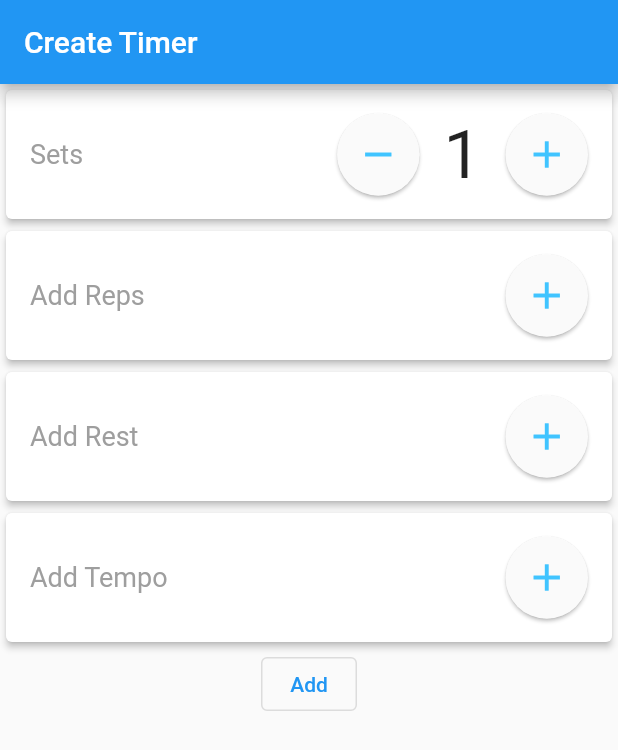
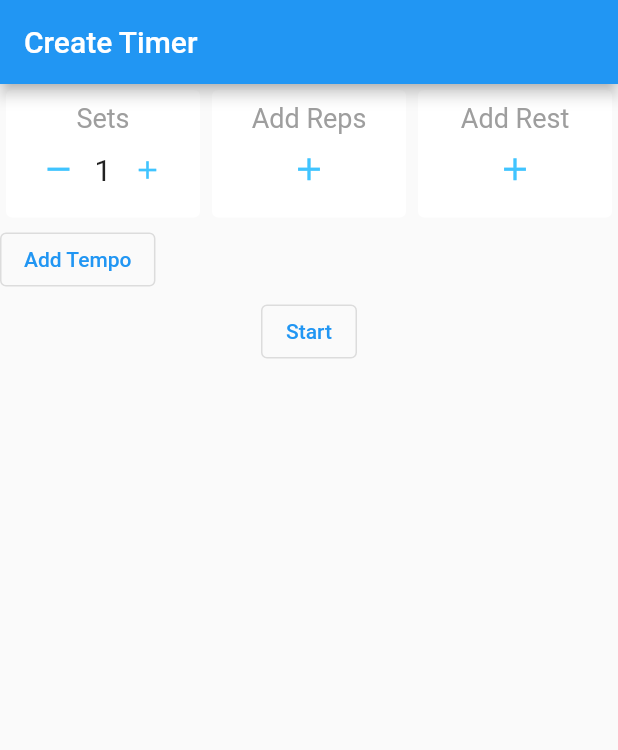
Before and after one commit to djock/intervals, a Flutter app: the screen it shows after launch, after a tap on the "add" icon, on a phone screen of 412 x 824 dp. Shown: the top 750 px of the screen. Run offline on Flutter 3.47's test engine with Material 2 defaults, Android fonts, the light colour scheme and no system bars; our stand-ins replace assets_audio_player, flutter_riverpod.

Commit message:
Small change to UI layout

```diff
--- a/lib/screens/timer_settings_screen.dart
+++ b/lib/screens/timer_settings_screen.dart
@@ -7,7 +7,11 @@ import 'package:focus/utilities/providers.dart';
 import 'package:focus/widgets/add_button.dart';
 import 'package:focus/widgets/create_tempo_widget.dart';
 import 'package:focus/widgets/tempo_item.dart';
+import 'package:focus/widgets/tempo_list_item.dart';
 import 'package:focus/widgets/wide_button.dart';
+
+import '../widgets/timer_config_button.dart';
+import '../widgets/timer_config_empty_button.dart';
 
 class TimerSettingsScreen extends StatefulWidget {
   static const String id = 'TimerSettingsScreen';
@@ -37,20 +41,32 @@ class TimerSettingsScreenState extends State<TimerSettingsScreen> {
                       child: Column(
                     mainAxisAlignment: MainAxisAlignment.start,
                     children: [
+                      Row(
+                        children: [
                           _buildSetWidget(ref),
                           _buildRepsWidget(ref),
                           _buildRestWidget(ref),
+                        ],
+                      ),
                       _buildTempos(ref),
-                      WideButton(
-                          value: 0,
-                          onChanged: (newValue) {
+                      Row(
+                        mainAxisAlignment: MainAxisAlignment.start,
+                        children: [
+                          AddButton(
+                            callback: () {
                               _openBottomSheet(ref);
                             },
-                          title: AppLocalizations.addTempo),
-                      AddButton(callback: () {
+                            text: AppLocalizations.addTempo,
+                          )
+                        ],
+                      ),
+                      AddButton(
+                        callback: () {
                           activeTimerSettings = timerSettings;
                           Navigator.of(context).pushNamed(TimerScreen.id);
-                      })
+                        },
+                        text: AppLocalizations.start,
+                      )
                     ],
                   )),
                 )));
@@ -62,7 +78,7 @@ class TimerSettingsScreenState extends State<TimerSettingsScreen> {
     final timerSettings = ref.watch(timerSettingsNotifier);
 
     if (timerSettings.sets != 0) {
-      return TempoItem(
+      return TimerConfigButton(
         value: timerSettings.sets,
         onChanged: (newValue) {
           ref.read(timerSettingsNotifier).updateSets(newValue);
@@ -70,7 +86,7 @@ class TimerSettingsScreenState extends State<TimerSettingsScreen> {
         title: AppLocalizations.sets,
       );
     } else {
-      return WideButton(
+      return TimerConfigEmptyButton(
         value: timerSettings.sets,
         onChanged: (newValue) {
           ref.read(timerSettingsNotifier).updateSets(newValue);
@@ -85,7 +101,7 @@ class TimerSettingsScreenState extends State<TimerSettingsScreen> {
     final timerSettings = ref.watch(timerSettingsNotifier);
 
     if (timerSettings.reps != 0) {
-      return TempoItem(
+      return TimerConfigButton(
         value: timerSettings.reps,
         onChanged: (newValue) {
           ref.read(timerSettingsNotifier).updateReps(newValue);
@@ -93,7 +109,7 @@ class TimerSettingsScreenState extends State<TimerSettingsScreen> {
         title: AppLocalizations.reps,
       );
     } else {
-      return WideButton(
+      return TimerConfigEmptyButton(
         value: timerSettings.reps,
         onChanged: (newValue) {
           ref.read(timerSettingsNotifier).updateReps(newValue);
@@ -107,7 +123,7 @@ class TimerSettingsScreenState extends State<TimerSettingsScreen> {
     final timerSettings = ref.watch(timerSettingsNotifier);
 
     if (timerSettings.rest != 0) {
-      return TempoItem(
+      return TimerConfigButton(
         value: timerSettings.rest,
         onChanged: (newValue) {
           ref.read(timerSettingsNotifier).updateRest(newValue);
@@ -115,7 +131,7 @@ class TimerSettingsScreenState extends State<TimerSettingsScreen> {
         title: AppLocalizations.rest,
       );
     } else {
-      return WideButton(
+      return TimerConfigEmptyButton(
         value: timerSettings.rest,
         onChanged: (newValue) {
           ref.read(timerSettingsNotifier).updateRest(newValue);
@@ -129,7 +145,7 @@ class TimerSettingsScreenState extends State<TimerSettingsScreen> {
     final timerSettings = ref.watch(timerSettingsNotifier);
     List<Widget> _tempos = [];
 
-    for(var item in timerSettings.temposList) {
+    for (var item in timerSettings.temposList) {
       _tempos.add(new TempoItem(
         title: item.key,
         value: item.value,
--- a/lib/utilities/constants.dart
+++ b/lib/utilities/constants.dart
@@ -18,6 +18,9 @@ TextStyle titleTextStyle = TextStyle(
 
 Color buttonColor = Color(0xFFFAFAFA);
 Color roundButtonIconColor = Colors.lightBlueAccent;
-double roundButtonIconSize = 30.0;
+double roundButtonIconSize = 25.0;
+
+double numberFontSize = 25;
+double buttonIconSize = 25;
 
 TimerSettings activeTimerSettings = new TimerSettings();
--- a/lib/widgets/add_button.dart
+++ b/lib/widgets/add_button.dart
@@ -2,8 +2,9 @@ import 'package:flutter/material.dart';
 
 class AddButton extends StatefulWidget {
   final VoidCallback callback;
+  final String text;
 
-  const AddButton({Key? key, required this.callback})
+  const AddButton({Key? key, required this.callback, required this.text})
       : super(key: key);
 
   @override
@@ -15,7 +16,7 @@ class AddButtonState extends State<AddButton> {
   Widget build(BuildContext context) {
     return OutlinedButton(
       onPressed: widget.callback,
-      child: const Text('Add'),
+      child: Text(widget.text),
     );
   }
 }
--- a/lib/widgets/create_tempo_widget.dart
+++ b/lib/widgets/create_tempo_widget.dart
@@ -41,7 +41,9 @@ class CreateTempoWidgetState extends State<CreateTempoWidget> {
               title: AppLocalizations.durationInSeconds),
           Padding(
             padding: const EdgeInsets.all(3),
-            child: AddButton(callback: () {
+            child: AddButton(
+              text: AppLocalizations.addTempo,
+                callback: () {
               widget.callback(_textFieldController.text, _duration);
             }),
           )
--- a/lib/widgets/round_button.dart
+++ b/lib/widgets/round_button.dart
@@ -1,20 +1,21 @@
 import 'package:flutter/material.dart';
 
 class RoundButton extends StatelessWidget {
-  RoundButton({required this.child, required this.onPressed, required this.color, this.height = 55.0});
+  RoundButton({required this.child, required this.onPressed, required this.color, this.height = 55.0, this.width = 55.0});
 
   final Widget child;
   final Color color;
   final VoidCallback onPressed;
   final double height;
+  final double width;
 
   @override
   Widget build(BuildContext context) {
     return ButtonTheme(
       padding: EdgeInsets.all(0),
-      minWidth: 55,
+      minWidth: width,
       child: MaterialButton(
-        elevation: 1,
+        elevation: 0,
         color: color,
         onPressed: onPressed,
         child: child,
--- /dev/null
+++ b/lib/widgets/timer_config_button.dart
@@ -0,0 +1,75 @@
+import 'package:flutter/material.dart';
+import 'package:focus/utilities/constants.dart';
+import 'package:focus/widgets/round_button.dart';
+
+class TimerConfigButton extends StatelessWidget {
+  const TimerConfigButton({
+    required this.value,
+    required this.onChanged,
+    required this.title,
+  });
+
+  final int value;
+  final ChangeCallback onChanged;
+  final String title;
+
+  @override
+  Widget build(BuildContext context) {
+    return Expanded(
+      child: Card(
+        elevation: 0,
+        child: Padding(
+          padding: const EdgeInsets.symmetric(horizontal: 3.0, vertical: 8.0),
+          child: Column(
+            mainAxisAlignment: MainAxisAlignment.spaceBetween,
+            children: <Widget>[
+              Text(
+                title,
+                style: cardTitleTextStyle,
+              ),
+              Row(
+                mainAxisAlignment: MainAxisAlignment.center,
+                children: [
+                  RoundButton(
+                    height: roundButtonIconSize,
+                    width: roundButtonIconSize,
+                    color: Colors.white,
+                    child: Icon(
+                      Icons.remove,
+                      color: roundButtonIconColor,
+                      size: buttonIconSize,
+                    ),
+                    onPressed: () {
+                      if (value > 1) {
+                        onChanged(value - 1);
+                      }
+                    },
+                  ),
+                  Text(
+                    value.toString(),
+                    style: TextStyle(
+                      fontSize: 20,
+                    ),
+                  ),
+                  RoundButton(
+                    height: 15,
+                    width: 15,
+                    color: Colors.white,
+                    child: Icon(
+                      Icons.add,
+                      color: roundButtonIconColor,
+                      size: 20,
+                    ),
+                    onPressed: () {
+                      onChanged(value + 1);
+                    },
+                  ),
+                ],
+              ),
+            ],
+          ),
+        ),
+      ),
+    );
+  }
+}
--- /dev/null
+++ b/lib/widgets/timer_config_empty_button.dart
@@ -0,0 +1,54 @@
+import 'package:flutter/material.dart';
+import 'package:focus/utilities/constants.dart';
+import 'package:focus/widgets/round_button.dart';
+
+class TimerConfigEmptyButton extends StatelessWidget {
+  const TimerConfigEmptyButton({
+    required this.value,
+    required this.onChanged,
+    required this.title,
+  });
+
+  final int value;
+  final ChangeCallback onChanged;
+  final String title;
+
+  @override
+  Widget build(BuildContext context) {
+    return Expanded(
+      child: Card(
+        elevation: 0,
+        child: Padding(
+          padding: const EdgeInsets.symmetric(horizontal: 3.0, vertical: 8.0),
+          child: Column(
+            mainAxisAlignment: MainAxisAlignment.spaceBetween,
+            children: <Widget>[
+              Text(
+                title,
+                style: cardTitleTextStyle,
+              ),
+              Row(
+                mainAxisAlignment: MainAxisAlignment.center,
+                children: [
+                  RoundButton(
+                    height: roundButtonIconSize,
+                    width: roundButtonIconSize,
+                    color: Colors.white,
+                    child: Icon(
+                      Icons.add,
+                      color: roundButtonIconColor,
+                      size: buttonIconSize,
+                    ),
+                    onPressed: () {
+                      onChanged(value + 1);
+                    },
+                  ),
+                ],
+              ),
+            ],
+          ),
+        ),
+      ),
+    );
+  }
+}
```
Also changed, not shown: lib/widgets/tempo_list_item.dart (added, +87 -0 lines), 1 other file. Lines whose indentation alone changed are shown as unchanged.
